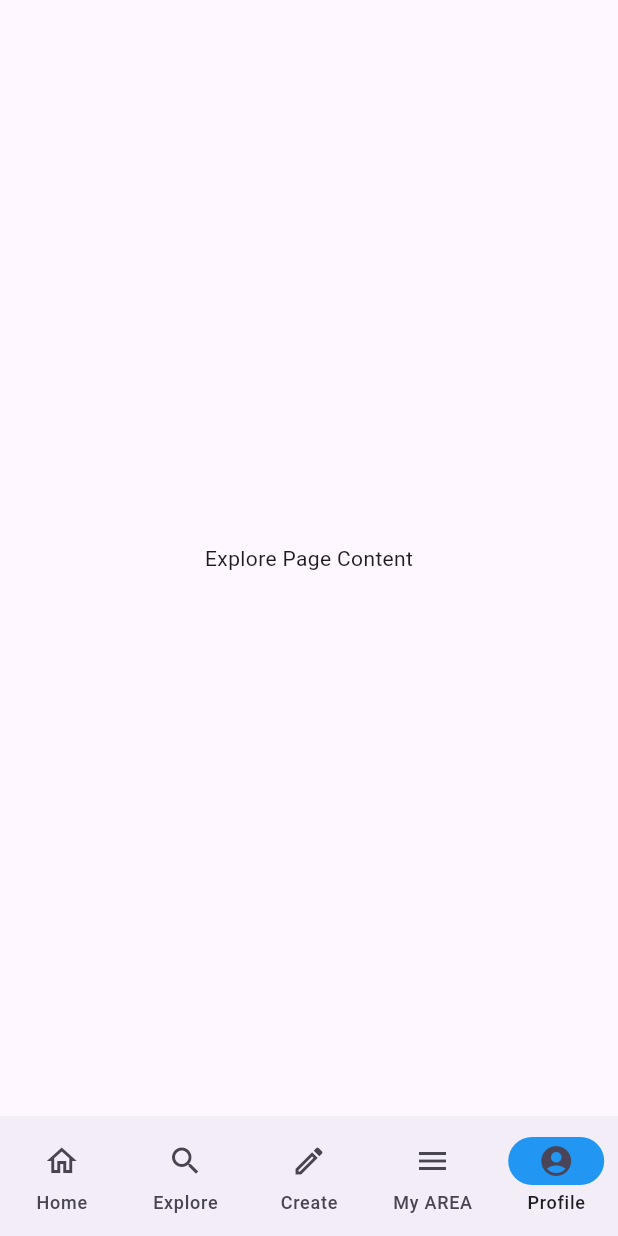
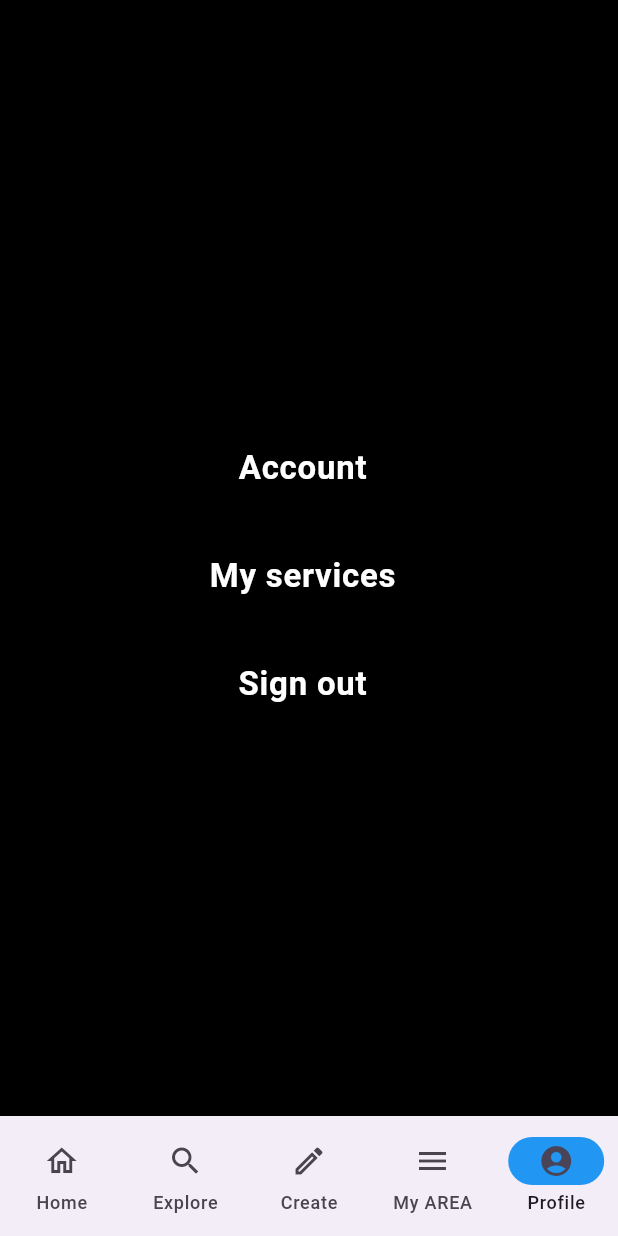
Before and after one commit to Area-dreamteam/Area, a Flutter app: the ProfilePage screen opened directly, on a phone screen of 412 x 824 dp. Run offline on Flutter 3.47's test engine with Material 3 defaults, Android fonts, the phone set to English and light mode, and no system bars.

Commit message:
feat(mobile): profile page no finish only with element

```diff
--- /dev/null
+++ b/mobile/lib/pages/account.dart
@@ -0,0 +1,12 @@
+import 'package:flutter/material.dart';
+
+class Account extends StatelessWidget {
+  const Account({super.key});
+
+  @override
+  Widget build(BuildContext context){
+    return Scaffold(
+      body: Text('Hello', style: TextStyle(color: Colors.blue),),
+    );
+  }
+}
--- a/mobile/lib/pages/profile_page.dart
+++ b/mobile/lib/pages/profile_page.dart
@@ -1,24 +1,81 @@
 import 'package:flutter/material.dart';
 import '../widgets/navbar.dart';
+import '../pages/account.dart';
+import '../pages/my_service.dart';
+import '../scaffolds/main_scaffold.dart';
 
-class ProfilePage extends StatefulWidget {
+class ProfilePage extends StatelessWidget {
   const ProfilePage({super.key});
-
-  @override
-  State<ProfilePage> createState() => _ExplorePageState();
-}
-
-class _ExplorePageState extends State<ProfilePage> {
-  @override
-  void initState() {
-    super.initState();
-  }
+  final String userName = 'boris cheng';
+  final List<String> menuOptions = const ['Account', 'My services', 'Sign out'];
 
   @override
   Widget build(BuildContext context) {
+    final screenHeight = MediaQuery.of(context).size.height;
+    final paddingTop = MediaQuery.of(context).padding.top;
+    final availableHeight =
+        screenHeight - kBottomNavigationBarHeight - paddingTop;
+
     return Scaffold(
-      body: const Center(child: Text("Explore Page Content")),
+      backgroundColor: Colors.black,
+      body: SingleChildScrollView(
+        child: SizedBox(
+          height: availableHeight,
+          child: Column(
+            mainAxisAlignment: MainAxisAlignment.center,
+            children: [_menu(context)],
+          ),
+        ),
+      ),
       bottomNavigationBar: const MyBottomNavigationBar(selectedIndex: 4),
     );
   }
+
+  Widget _menu(BuildContext context) {
+    return Center(
+      child: Column(
+        children: menuOptions.map((title) {
+          return Padding(
+            padding: const EdgeInsets.symmetric(vertical: 8.0),
+            child: SizedBox(
+              width: 300,
+              child: ListTile(
+                title: Text(
+                  title,
+                  textAlign: TextAlign.center,
+                  style: const TextStyle(
+                    color: Colors.white,
+                    fontSize: 22.0,
+                    fontWeight: FontWeight.bold,
+                  ),
+                ),
+                onTap: () {
+                  _navigateToPage(context, title);
+                },
+              ),
+            ),
+          );
+        }).toList(),
+      ),
+    );
+  }
+
+  void _navigateToPage(BuildContext context, String pageTitle) {
+    if (pageTitle == 'Account') {
+      Navigator.push(
+        context,
+        MaterialPageRoute(builder: (context) => const Account()),
+      );
+    } else if (pageTitle == 'My services') {
+      Navigator.push(
+        context,
+        MaterialPageRoute(builder: (context) => const MyService()),
+      );
+    } else if (pageTitle == 'Sign out') {
+      Navigator.pushReplacement(
+        context,
+        MaterialPageRoute(builder: (context) => const MainPage()),
+      );
+    }
+  }
 }
```
Also changed, not shown: mobile/lib/pages/create_page.dart (+5 -14 lines), mobile/lib/pages/my_service.dart (added, +12 -0 lines).
